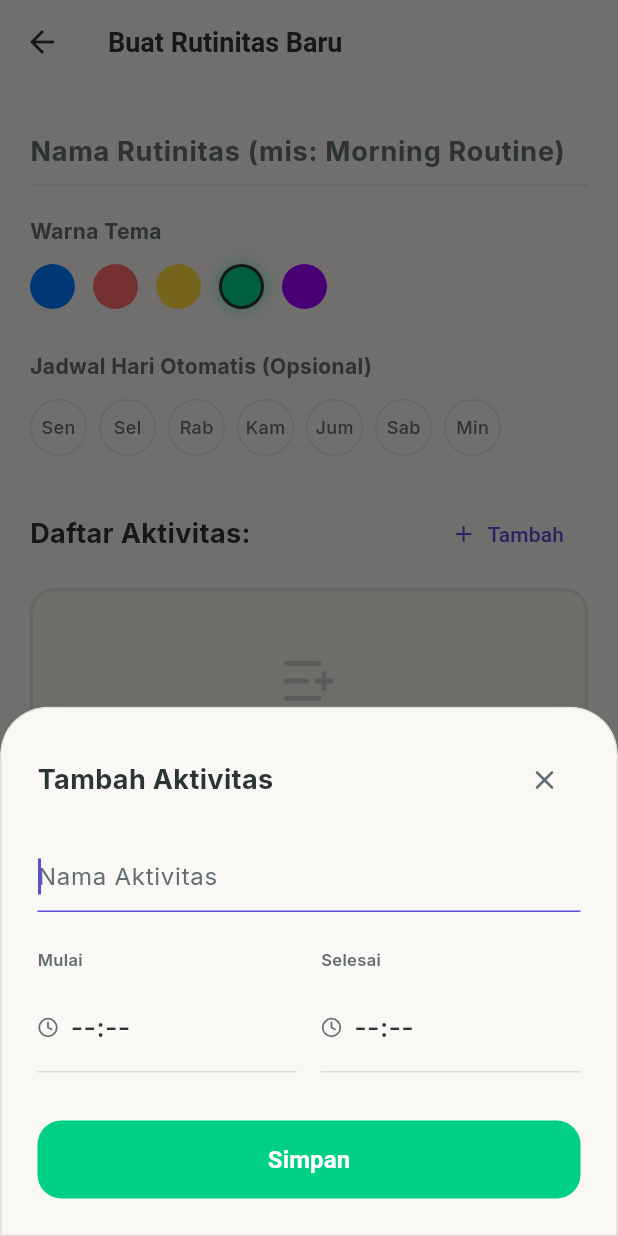
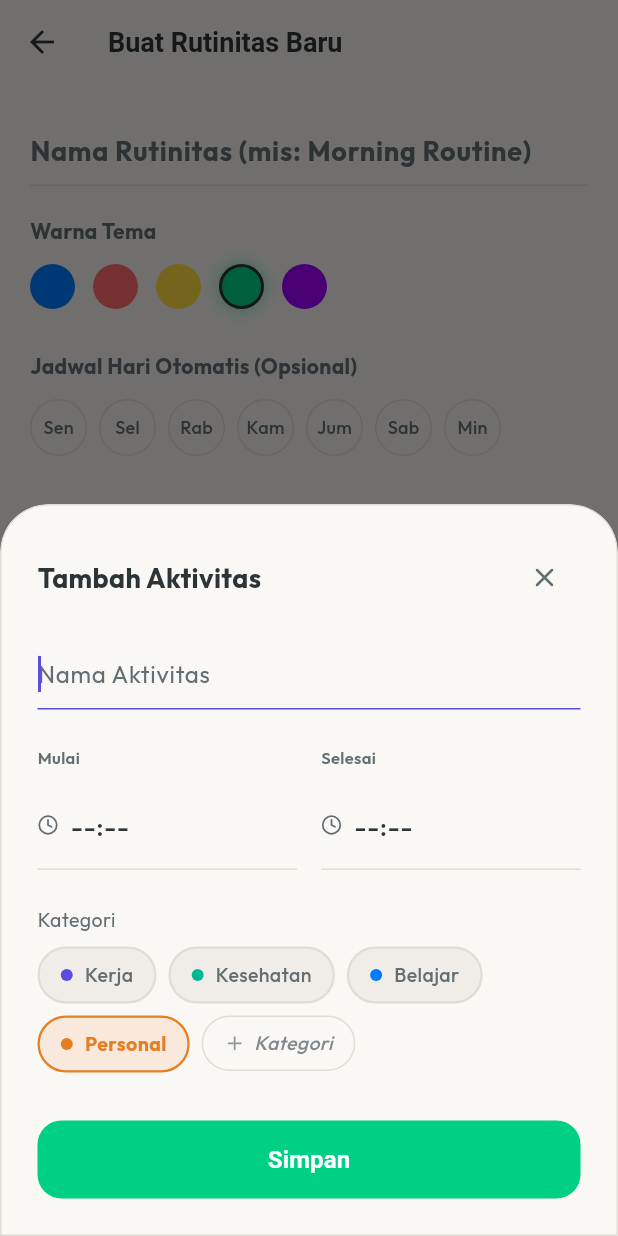
Before and after one commit to Ahmatstia/tracking-productivity, a Flutter app: the EditRoutinePage screen opened directly, after a tap on "Tambah", on a phone screen of 412 x 824 dp. Run offline on Flutter 3.47's test engine with Material 3 defaults, Android fonts, the phone set to English and light mode, and no system bars; our stand-ins replace curved_navigation_bar, flutter_animate, flutter_local_notifications, flutter_riverpod, flutter_timezone, google_fonts and 5 more; accounts and stored records are empty.

Commit message:
feat: implement routine management features including category models, providers, and UI components for editing routines and time blocks.

```diff
--- a/lib/core/theme/app_theme.dart
+++ b/lib/core/theme/app_theme.dart
@@ -17,7 +17,7 @@ class AppTheme {
         shape: RoundedRectangleBorder(borderRadius: BorderRadius.circular(16)),
       ),
 
-      textTheme: GoogleFonts.interTextTheme(
+      textTheme: GoogleFonts.outfitTextTheme(
         const TextTheme(
           displayLarge: TextStyle(
             fontSize: 32,
--- /dev/null
+++ b/lib/features/categories/presentation/providers/category_provider.dart
@@ -0,0 +1,69 @@
+import 'package:flutter_riverpod/flutter_riverpod.dart';
+import 'package:hive_flutter/hive_flutter.dart';
+import 'package:life_os_productivity/core/constants/app_colors.dart';
+import 'package:life_os_productivity/features/categories/domain/category_model.dart';
+
+final categoryProvider = StateNotifierProvider<CategoryNotifier, List<CategoryModel>>((ref) {
+  return CategoryNotifier();
+});
+
+class CategoryNotifier extends StateNotifier<List<CategoryModel>> {
+  final Box<CategoryModel> _box = Hive.box<CategoryModel>('categories_box');
+
+  CategoryNotifier() : super([]) {
+    _loadCategories();
+  }
+
+  void _loadCategories() {
+    if (_box.isEmpty) {
+      _initDefaultCategories();
+    } else {
+      state = _box.values.toList();
+    }
+  }
+
+  void _initDefaultCategories() {
+    final defaults = [
+      CategoryModel(id: 'work', name: 'Kerja', colorCode: 0xFF5B4CDB),
+      CategoryModel(id: 'health', name: 'Kesehatan', colorCode: 0xFF00B894),
+      CategoryModel(id: 'learning', name: 'Belajar', colorCode: 0xFF007BFF),
+      CategoryModel(id: 'personal', name: 'Personal', colorCode: 0xFFE67E22),
+    ];
+
+    for (var cat in defaults) {
+      _box.put(cat.id, cat);
+    }
+    state = defaults;
+  }
+
+  void addCategory(String name, int colorCode) {
+    final id = DateTime.now().millisecondsSinceEpoch.toString();
+    final newCategory = CategoryModel(id: id, name: name, colorCode: colorCode);
+
+    _box.put(id, newCategory);
+    state = [...state, newCategory];
+  }
+
+  void updateCategory(CategoryModel category) {
+    _box.put(category.id, category);
+    state = [
+      for (final cat in state)
+        if (cat.id == category.id) category else cat,
+    ];
+  }
+
+  void deleteCategory(String id) {
+    // We shouldn't delete defaults to avoid breaking old data if we don't handle relations
+    // But let's allow it for custom ones
+    _box.delete(id);
+    state = state.where((cat) => cat.id != id).toList();
+  }
+
+  CategoryModel? getCategoryById(String id) {
+    try {
+      return state.firstWhere((cat) => cat.id == id);
+    } catch (e) {
+      return null;
+    }
+  }
+}
--- /dev/null
+++ b/lib/features/categories/presentation/widgets/category_selector.dart
@@ -0,0 +1,116 @@
+import 'package:flutter/material.dart';
+import 'package:flutter_riverpod/flutter_riverpod.dart';
+import 'package:lucide_icons/lucide_icons.dart';
+import 'package:life_os_productivity/core/constants/app_colors.dart';
+import 'package:life_os_productivity/features/categories/presentation/providers/category_provider.dart';
+import 'package:life_os_productivity/features/categories/presentation/widgets/add_category_sheet.dart';
+
+class CategorySelector extends ConsumerWidget {
+  final String selectedCategoryId;
+  final ValueChanged<String> onChanged;
+
+  const CategorySelector({
+    super.key,
+    required this.selectedCategoryId,
+    required this.onChanged,
+  });
+
+  void _showAddCategory(BuildContext context) {
+    showModalBottomSheet(
+      context: context,
+      isScrollControlled: true,
+      backgroundColor: Colors.transparent,
+      builder: (context) => const AddCategorySheet(),
+    );
+  }
+
+  @override
+  Widget build(BuildContext context, WidgetRef ref) {
+    final categories = ref.watch(categoryProvider);
+
+    return Column(
+      crossAxisAlignment: CrossAxisAlignment.start,
+      children: [
+        const Text('Kategori', style: TextStyle(color: AppColors.textSecondary, fontSize: 13)),
+        const SizedBox(height: 8),
+        Wrap(
+          spacing: 8,
+          runSpacing: 8,
+          children: [
+            ...categories.map((cat) {
+              final isSelected = selectedCategoryId == cat.id;
+              final catColor = Color(cat.colorCode);
+
+              return GestureDetector(
+                onTap: () => onChanged(cat.id),
+                child: AnimatedContainer(
+                  duration: const Duration(milliseconds: 200),
+                  padding: const EdgeInsets.symmetric(horizontal: 14, vertical: 8),
+                  decoration: BoxDecoration(
+                    color: isSelected ? catColor.withValues(alpha: 0.12) : AppColors.inputFill,
+                    borderRadius: BorderRadius.circular(20),
+                    border: Border.all(
+                      color: isSelected ? catColor : AppColors.border,
+                      width: 1.5,
+                    ),
+                  ),
+                  child: Row(
+                    mainAxisSize: MainAxisSize.min,
+                    children: [
+                      Container(
+                        width: 8,
+                        height: 8,
+                        decoration: BoxDecoration(
+                          color: catColor,
+                          shape: BoxShape.circle,
+                        ),
+                      ),
+                      const SizedBox(width: 8),
+                      Text(
+                        cat.name,
+                        style: TextStyle(
+                          color: isSelected ? catColor : AppColors.textSecondary,
+                          fontSize: 13,
+                          fontWeight: isSelected ? FontWeight.bold : FontWeight.w500,
+                        ),
+                      ),
+                    ],
+                  ),
+                ),
+              );
+            }),
+
+            // Add custom category chip
+            GestureDetector(
+              onTap: () => _showAddCategory(context),
+              child: Container(
+                padding: const EdgeInsets.symmetric(horizontal: 14, vertical: 8),
+                decoration: BoxDecoration(
+                  color: Colors.transparent,
+                  borderRadius: BorderRadius.circular(20),
+                  border: Border.all(color: AppColors.border, style: BorderStyle.solid),
+                ),
+                child: Row(
+                  mainAxisSize: MainAxisSize.min,
+                  children: [
+                    Icon(LucideIcons.plus, size: 14, color: AppColors.textSecondary.withValues(alpha: 0.7)),
+                    const SizedBox(width: 6),
+                    Text(
+                      'Kategori',
+                      style: TextStyle(
+                        color: AppColors.textSecondary.withValues(alpha: 0.8),
+                        fontSize: 13,
+                        fontWeight: FontWeight.w500,
+                        fontStyle: FontStyle.italic,
+                      ),
+                    ),
+                  ],
+                ),
+              ),
+            ),
+          ],
+        ),
+      ],
+    );
+  }
+}
--- a/lib/features/routines/presentation/pages/edit_routine_page.dart
+++ b/lib/features/routines/presentation/pages/edit_routine_page.dart
@@ -4,6 +4,7 @@ import 'package:lucide_icons/lucide_icons.dart';
 import 'package:life_os_productivity/core/constants/app_colors.dart';
 import 'package:life_os_productivity/features/routines/presentation/providers/routine_provider.dart';
 import 'package:life_os_productivity/features/routines/domain/routine_template_model.dart';
+import 'package:life_os_productivity/features/categories/presentation/widgets/category_selector.dart';
 
 class EditRoutinePage extends ConsumerStatefulWidget {
   final RoutineTemplateModel? existingRoutine;
@@ -57,10 +58,12 @@ class _EditRoutinePageState extends ConsumerState<EditRoutinePage> {
     final titleCtrl = TextEditingController();
     TimeOfDay? startT;
     TimeOfDay? endT;
+    String blockCategory = 'personal';
 
     if (editIndex != null) {
       final b = _blocks[editIndex];
       titleCtrl.text = b.title;
+      blockCategory = b.category;
       final st = b.startTime.split(':');
       final et = b.endTime.split(':');
       startT = TimeOfDay(hour: int.parse(st[0]), minute: int.parse(st[1]));
@@ -158,6 +161,11 @@ class _EditRoutinePageState extends ConsumerState<EditRoutinePage> {
                           ),
                         ],
                       ),
+                      const SizedBox(height: 24),
+                      CategorySelector(
+                        selectedCategoryId: blockCategory,
+                        onChanged: (id) => setDialogState(() => blockCategory = id),
+                      ),
                       const SizedBox(height: 32),
                       SizedBox(
                         width: double.infinity,
@@ -187,7 +195,7 @@ class _EditRoutinePageState extends ConsumerState<EditRoutinePage> {
                                 title: titleCtrl.text.trim(),
                                 startTime: startStr,
                                 endTime: endStr,
-                                category: 'personal',
+                                category: blockCategory,
                               );
                               if (editIndex != null) {
                                 _blocks[editIndex] = block;
--- a/lib/main.dart
+++ b/lib/main.dart
@@ -13,6 +13,7 @@ import 'package:life_os_productivity/features/dashboard/presentation/pages/main_
 import 'package:life_os_productivity/core/services/notification_service.dart';
 import 'package:life_os_productivity/features/analytics/domain/daily_review_model.dart';
 import 'package:life_os_productivity/features/profile/domain/user_profile_model.dart';
+import 'package:life_os_productivity/features/categories/domain/category_model.dart';
 import 'package:flutter_localizations/flutter_localizations.dart';
 import 'package:intl/intl.dart';
 import 'package:intl/date_symbol_data_local.dart';
@@ -49,6 +50,8 @@ void main() async {
     Hive.registerAdapter(DailyReviewModelAdapter());
   if (!Hive.isAdapterRegistered(10))
     Hive.registerAdapter(UserProfileModelAdapter());
+  if (!Hive.isAdapterRegistered(11))
+    Hive.registerAdapter(CategoryModelAdapter());
 
   // Open all Hive boxes
   await Hive.openBox<GoalModel>('goals_box');
@@ -60,6 +63,7 @@ void main() async {
   await Hive.openBox<RoutineTemplateModel>('routine_templates_box');
   await Hive.openBox<DailyReviewModel>('daily_review_box');
   await Hive.openBox<UserProfileModel>('user_profile_box');
+  await Hive.openBox<CategoryModel>('categories_box');
 
   runApp(
     const ProviderScope(
```
Also changed, not shown: lib/features/categories/domain/category_model.dart (added, +21 -0 lines), lib/features/categories/presentation/widgets/add_category_sheet.dart (added, +168 -0 lines), lib/features/planner/presentation/widgets/add_time_block_sheet.dart (+8 -49 lines), lib/features/planner/presentation/widgets/daily_planner_widget.dart (+7 -9 lines), lib/features/routines/presentation/widgets/add_routine_sheet.dart (+12 -1 lines), lib/features/categories/domain/category_model.g.dart (added).
